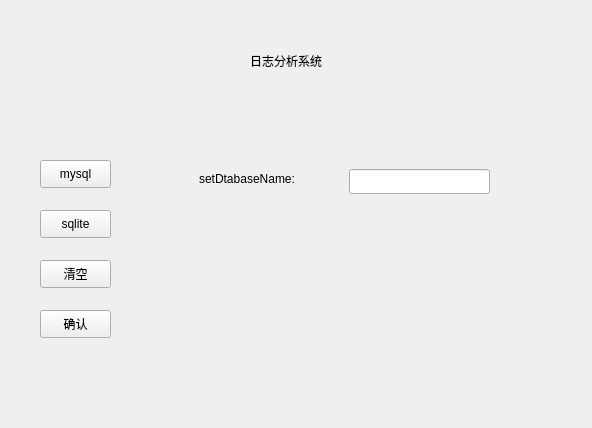
Before: the Qt Designer form login.ui in kishizi/LLM-log-management-system, drawn with Qt 5.
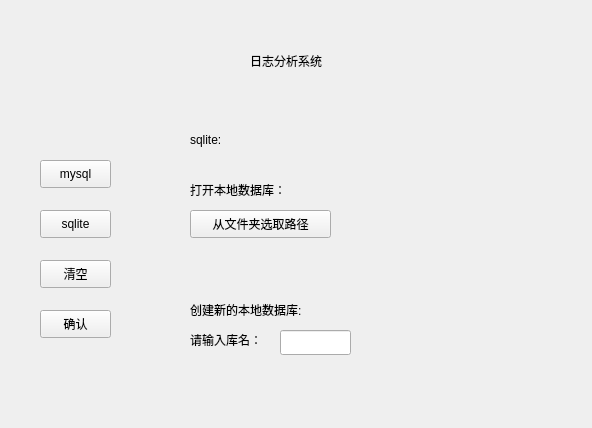
After: the same form once the commit is applied. The open tabs and pages were chosen to show the change.

Commit message: mysql数据库连接登陆完成，sqlite本地数据库打开完成，初步开始llm处理日志

What changed in the file:
```diff
--- a/login.ui
+++ b/login.ui
@@ -210,8 +210,8 @@
     <widget class="QWidget" name="widget_2" native="true">
      <property name="geometry">
       <rect>
-       <x>29</x>
-       <y>39</y>
+       <x>20</x>
+       <y>40</y>
        <width>391</width>
        <height>251</height>
       </rect>
@@ -220,25 +220,77 @@
       <property name="geometry">
        <rect>
         <x>30</x>
-        <y>50</y>
-        <width>131</width>
-        <height>19</height>
+        <y>180</y>
+        <width>141</width>
+        <height>20</height>
        </rect>
       </property>
       <property name="text">
-       <string>setDtabaseName:</string>
+       <string>创建新的本地数据库:</string>
       </property>
      </widget>
      <widget class="QLineEdit" name="lineEdit_sqlite_databasename">
       <property name="geometry">
        <rect>
-        <x>180</x>
-        <y>50</y>
-        <width>141</width>
+        <x>120</x>
+        <y>210</y>
+        <width>71</width>
         <height>25</height>
        </rect>
       </property>
      </widget>
+     <widget class="QPushButton" name="getfilename_Button">
+      <property name="geometry">
+       <rect>
+        <x>30</x>
+        <y>90</y>
+        <width>141</width>
+        <height>28</height>
+       </rect>
+      </property>
+      <property name="text">
+       <string>从文件夹选取路径</string>
+      </property>
+     </widget>
+     <widget class="QLabel" name="label_9">
+      <property name="geometry">
+       <rect>
+        <x>30</x>
+        <y>210</y>
+        <width>81</width>
+        <height>19</height>
+       </rect>
+      </property>
+      <property name="text">
+       <string>请输入库名：</string>
+      </property>
+     </widget>
+     <widget class="QLabel" name="label_10">
+      <property name="geometry">
+       <rect>
+        <x>30</x>
+        <y>60</y>
+        <width>121</width>
+        <height>19</height>
+       </rect>
+      </property>
+      <property name="text">
+       <string>打开本地数据库：</string>
+      </property>
+     </widget>
+     <widget class="QLabel" name="label_11">
+      <property name="geometry">
+       <rect>
+        <x>30</x>
+        <y>10</y>
+        <width>69</width>
+        <height>19</height>
+       </rect>
+      </property>
+      <property name="text">
+       <string>sqlite:</string>
+      </property>
+     </widget>
     </widget>
    </widget>
   </widget>
```
Left out of the diff: 64 changed lines with no effect on the pictures. The commit also changes 15 other files.
